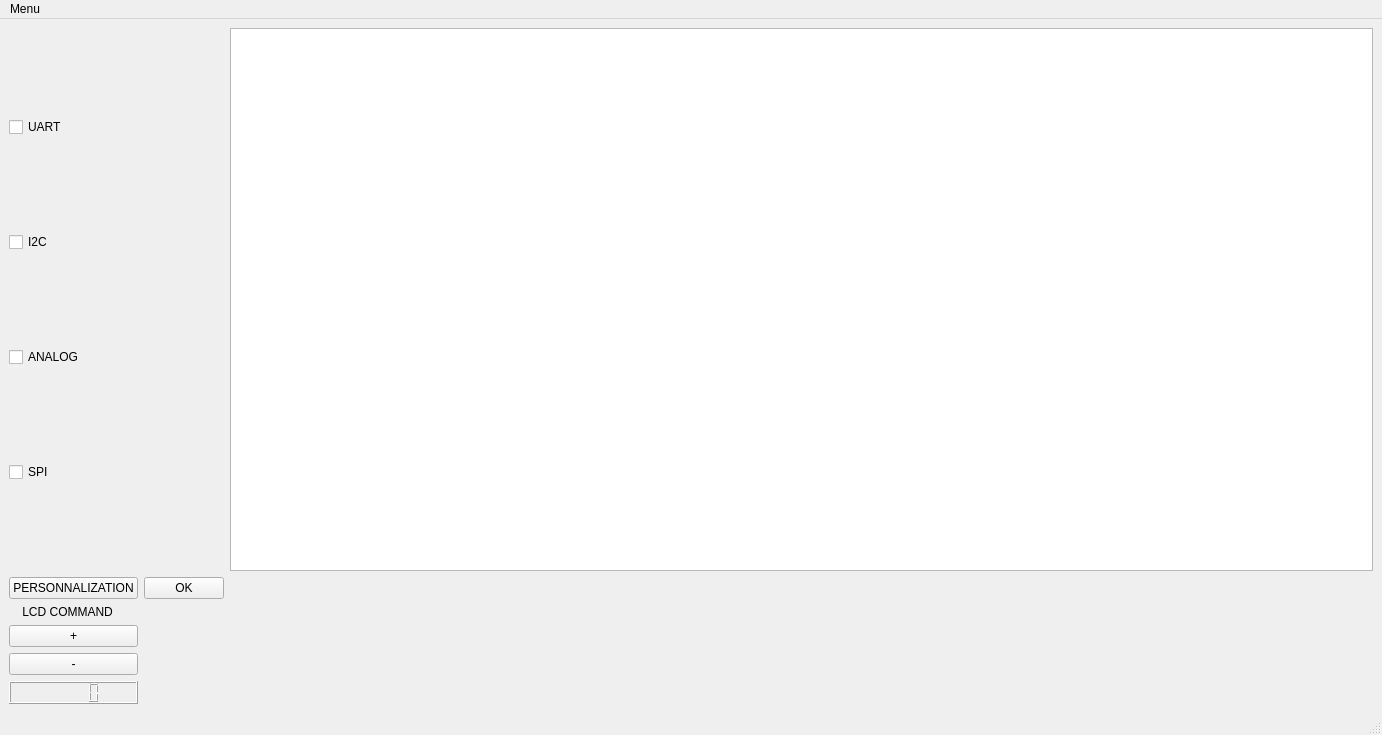
Before: the Qt Designer form interface.ui in nawer56/IHM, drawn with Qt 5.
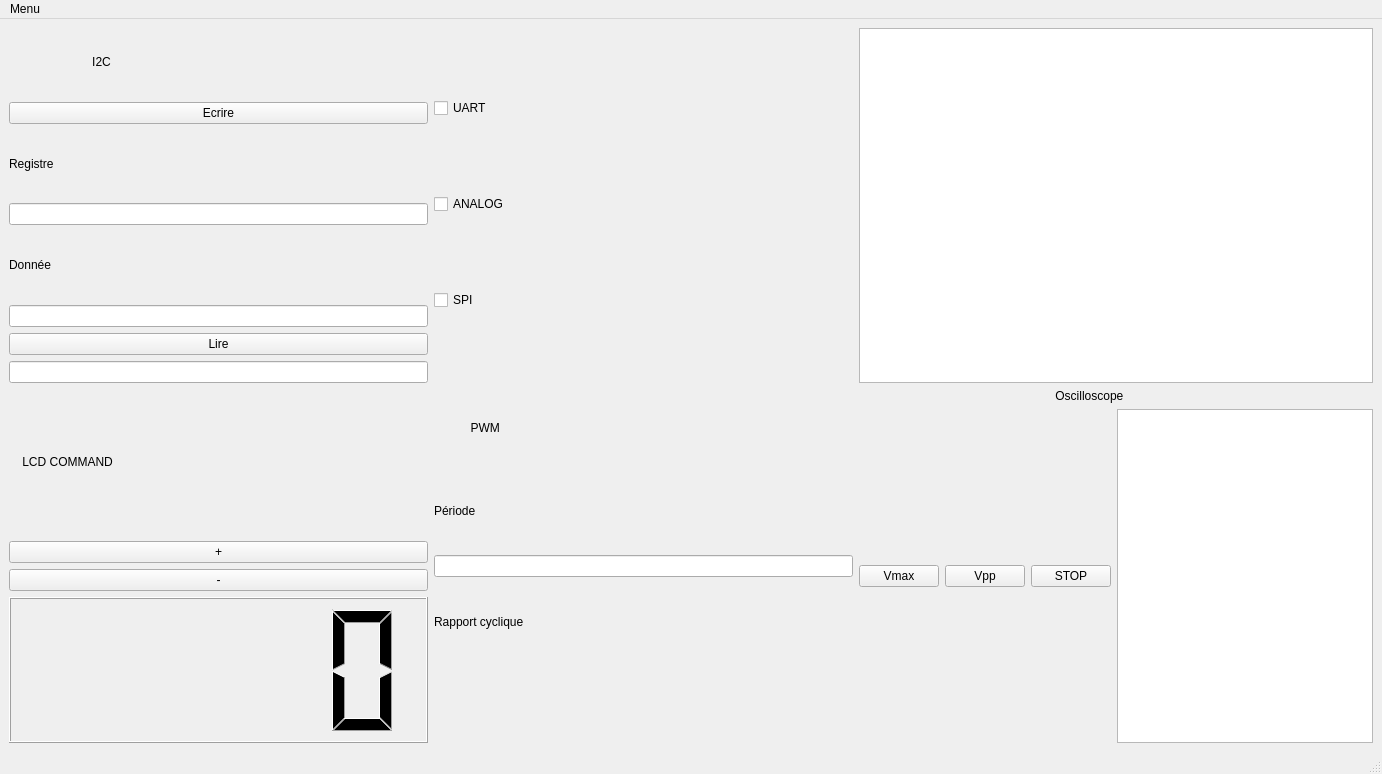
After: the same form once the commit is applied. Custom widgets are drawn as their Qt base class.

Commit message: send i2c commands

```diff
--- a/interface.ui
+++ b/interface.ui
@@ -7,7 +7,7 @@
     <x>0</x>
     <y>0</y>
     <width>1382</width>
-    <height>735</height>
+    <height>774</height>
    </rect>
   </property>
   <property name="windowTitle">
@@ -15,41 +15,77 @@
   </property>
   <widget class="QWidget" name="centralwidget">
    <layout class="QGridLayout" name="gridLayout">
-    <item row="2" column="1">
-     <widget class="QwtKnob" name="pota"/>
+    <item row="1" column="1">
+     <layout class="QVBoxLayout" name="verticalLayout_3">
+      <item>
+       <widget class="QLabel" name="label_5">
+        <property name="text">
+         <string>           PWM</string>
+        </property>
+       </widget>
+      </item>
+      <item>
+       <widget class="QLabel" name="label_7">
+        <property name="text">
+         <string>Période</string>
+        </property>
+       </widget>
+      </item>
+      <item>
+       <widget class="QLineEdit" name="lineEdit">
+        <property name="text">
+         <string/>
+        </property>
+       </widget>
+      </item>
+      <item>
+       <widget class="QLabel" name="label_8">
+        <property name="text">
+         <string>Rapport cyclique</string>
+        </property>
+       </widget>
+      </item>
+      <item>
+       <widget class="QwtKnob" name="pota"/>
+      </item>
+     </layout>
     </item>
-    <item row="0" column="0">
-     <layout class="QGridLayout" name="gridLayout_2">
-      <property name="sizeConstraint">
-       <enum>QLayout::SetMinimumSize</enum>
-      </property>
-      <item row="3" column="0">
-       <widget class="QCheckBox" name="ANALOG_checkbox">
+    <item row="1" column="3">
+     <layout class="QVBoxLayout" name="verticalLayout">
+      <item>
+       <widget class="QLabel" name="label_2">
         <property name="text">
-         <string>ANALOG</string>
+         <string>                                                           Oscilloscope</string>
         </property>
        </widget>
       </item>
-      <item row="2" column="0">
-       <widget class="QCheckBox" name="I2C_checkbox">
-        <property name="text">
-         <string>I2C</string>
-        </property>
-       </widget>
-      </item>
-      <item row="4" column="0">
-       <widget class="QCheckBox" name="SPI_checkbox">
-        <property name="text">
-         <string>SPI</string>
-        </property>
-       </widget>
-      </item>
-      <item row="1" column="0">
-       <widget class="QCheckBox" name="UART_checkbox">
-        <property name="text">
-         <string>UART</string>
-        </property>
-       </widget>
+      <item>
+       <layout class="QHBoxLayout" name="horizontalLayout_2">
+        <item>
+         <widget class="QPushButton" name="Vmax_button">
+          <property name="text">
+           <string>Vmax</string>
+          </property>
+         </widget>
+        </item>
+        <item>
+         <widget class="QPushButton" name="Vpp_button">
+          <property name="text">
+           <string>Vpp</string>
+          </property>
+         </widget>
+        </item>
+        <item>
+         <widget class="QPushButton" name="stop_button">
+          <property name="text">
+           <string>STOP</string>
+          </property>
+         </widget>
+        </item>
+        <item>
+         <widget class="QTextEdit" name="textEdit"/>
+        </item>
+       </layout>
       </item>
      </layout>
     </item>
@@ -57,23 +93,6 @@
      <widget class="QTextBrowser" name="input_text"/>
     </item>
     <item row="1" column="0">
-     <widget class="QPushButton" name="perso_button">
-      <property name="text">
-       <string>PERSONNALIZATION</string>
-      </property>
-     </widget>
-    </item>
-    <item row="1" column="1">
-     <widget class="QPushButton" name="RUN_button">
-      <property name="text">
-       <string>OK</string>
-      </property>
-     </widget>
-    </item>
-    <item row="2" column="3">
-     <widget class="QwtPlot" name="qwtPlot"/>
-    </item>
-    <item row="2" column="0">
      <layout class="QVBoxLayout" name="verticalLayout_2">
       <item>
        <widget class="QLabel" name="label">
@@ -101,6 +120,82 @@
       </item>
      </layout>
     </item>
+    <item row="0" column="0">
+     <layout class="QVBoxLayout" name="verticalLayout_5">
+      <item>
+       <widget class="QLabel" name="label_3">
+        <property name="text">
+         <string>                         I2C</string>
+        </property>
+       </widget>
+      </item>
+      <item>
+       <widget class="QPushButton" name="ecrire_button">
+        <property name="text">
+         <string>Ecrire</string>
+        </property>
+       </widget>
+      </item>
+      <item>
+       <widget class="QLabel" name="label_4">
+        <property name="text">
+         <string>Registre</string>
+        </property>
+       </widget>
+      </item>
+      <item>
+       <widget class="QLineEdit" name="nom_registre"/>
+      </item>
+      <item>
+       <widget class="QLabel" name="label_6">
+        <property name="text">
+         <string>Donnée</string>
+        </property>
+       </widget>
+      </item>
+      <item>
+       <widget class="QLineEdit" name="nom_donnee"/>
+      </item>
+      <item>
+       <widget class="QPushButton" name="lire_button">
+        <property name="text">
+         <string>Lire</string>
+        </property>
+       </widget>
+      </item>
+      <item>
+       <widget class="QLineEdit" name="res_lect"/>
+      </item>
+     </layout>
+    </item>
+    <item row="0" column="1">
+     <layout class="QGridLayout" name="gridLayout_2">
+      <property name="sizeConstraint">
+       <enum>QLayout::SetMinimumSize</enum>
+      </property>
+      <item row="2" column="0">
+       <widget class="QCheckBox" name="ANALOG_checkbox">
+        <property name="text">
+         <string>ANALOG</string>
+        </property>
+       </widget>
+      </item>
+      <item row="3" column="0">
+       <widget class="QCheckBox" name="SPI_checkbox">
+        <property name="text">
+         <string>SPI</string>
+        </property>
+       </widget>
+      </item>
+      <item row="1" column="0">
+       <widget class="QCheckBox" name="UART_checkbox">
+        <property name="text">
+         <string>UART</string>
+        </property>
+       </widget>
+      </item>
+     </layout>
+    </item>
    </layout>
   </widget>
   <widget class="QMenuBar" name="menubar">
@@ -135,11 +230,6 @@
   </action>
  </widget>
  <customwidgets>
-  <customwidget>
-   <class>QwtPlot</class>
-   <extends>QFrame</extends>
-   <header>qwt_plot.h</header>
-  </customwidget>
   <customwidget>
    <class>QwtKnob</class>
    <extends>QWidget</extends>
```
The commit also changes 2 other files.
